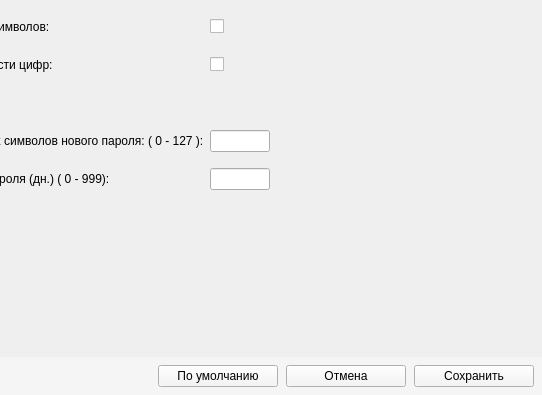
Above: panels/PasswdParmsPanel.ui from m6v/sobol before the change; both pictures show x 197 to 739 and y 242 to 637 of the 739 by 637 pixel window. Below: the same form after it.
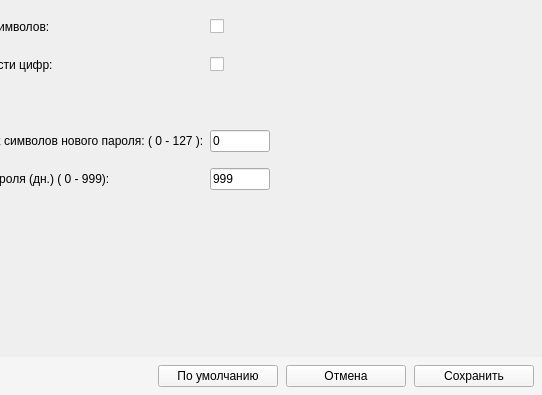
That is the form after the change. Custom widgets are drawn as their Qt base class.

Commit message: Bug with empty value passwd_age parameter have been fixed

Patch:
```diff
--- a/panels/PasswdParmsPanel.ui
+++ b/panels/PasswdParmsPanel.ui
@@ -341,6 +341,9 @@
            <height>16777215</height>
           </size>
          </property>
+         <property name="text">
+          <string>0</string>
+         </property>
          <property name="maxLength">
           <number>3</number>
          </property>
@@ -373,6 +376,9 @@
            <height>16777215</height>
           </size>
          </property>
+         <property name="text">
+          <string>999</string>
+         </property>
          <property name="maxLength">
           <number>3</number>
          </property>
```
